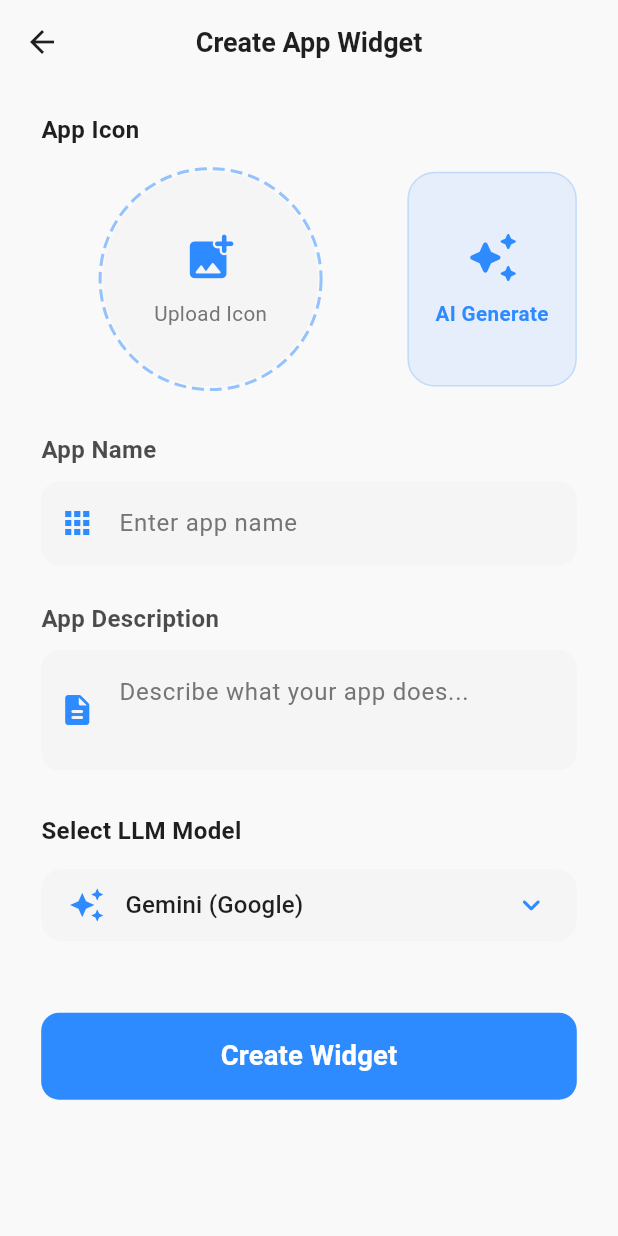
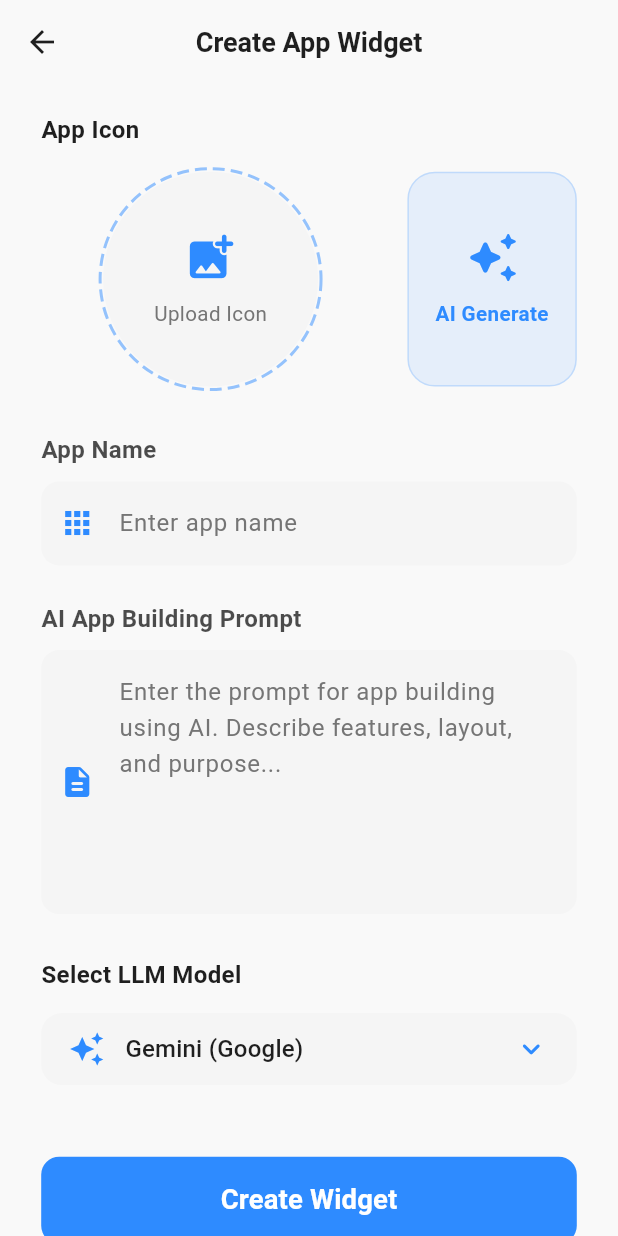
Before and after one commit to Mahesh-R-Mesta/widget_ai, a Flutter app: the CreateWidgetPage screen opened directly, on a phone screen of 412 x 824 dp. Run offline on Flutter 3.47's test engine with Material 3 defaults, Android fonts, the phone set to English and light mode, and no system bars; drawn by our look-alikes of dotted_border; our stand-ins replace drift, drift_flutter, file_picker, flutter_bloc, flutter_dotenv, flutter_markdown and 10 more; missing offline and left inert: home_widget, langchain, langchain_anthropic, langchain_core, langchain_google; accounts and stored records are empty; generated files the repository leaves out were written again.

Commit message:
feat: add specific AI processing messages to the chat typing indicator and refine the app creation prompt field.

```diff
--- a/lib/bloc/chat_state.dart
+++ b/lib/bloc/chat_state.dart
@@ -12,8 +12,9 @@ class ChatLoading extends ChatState {
 class ChatLoaded extends ChatState {
   final List<ChatMessage> messages;
   final bool isTyping;
+  final String? typingMessage;
 
-  ChatLoaded({required this.messages, this.isTyping = false});
+  ChatLoaded({required this.messages, this.isTyping = false, this.typingMessage});
 }
 
 class ChatError extends ChatState {
--- a/lib/presentation/create_widget_page.dart
+++ b/lib/presentation/create_widget_page.dart
@@ -84,9 +84,9 @@ class _CreateWidgetPageState extends State<CreateWidgetPage> {
             SizedBox(height: 20.h),
             CommonTextField(
               controller: _descriptionController,
-              hintText: "Describe what your app does...",
-              labelText: "App Description",
-              maxLines: 2,
+              hintText: "Enter the prompt for app building using AI. Describe features, layout, and purpose...",
+              labelText: "AI App Building Prompt",
+              maxLines: 6,
               prefixIcon: const Icon(Icons.description_rounded, color: AppColors.primary),
             ),
             SizedBox(height: 24.h),
```
Also changed, not shown: lib/bloc/chat_cubit.dart (+7 -4 lines), lib/presentation/chat/chat_window.dart (+30 -10 lines).
